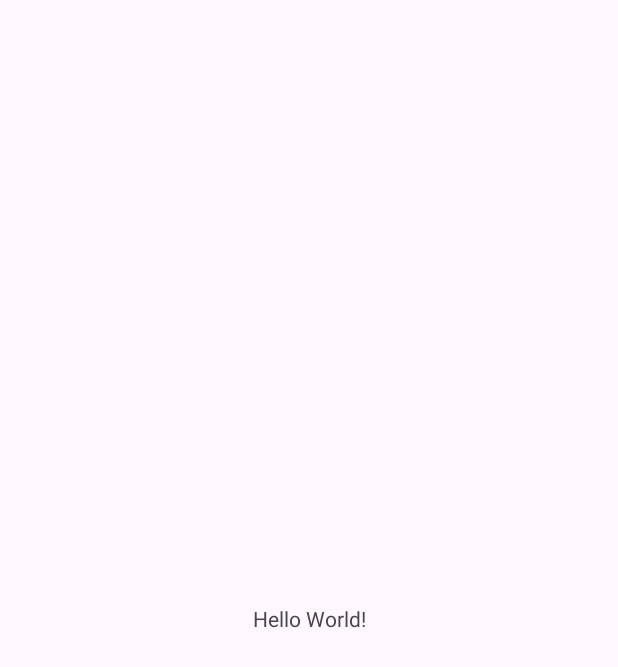
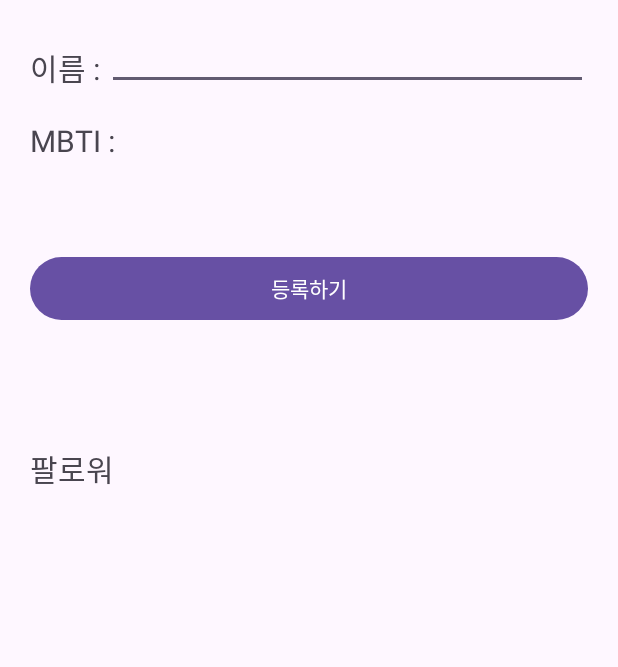
Before and after one commit to s9hn/WSS_assignment, an Android app: the screen it shows after launch (MainActivity before the commit, HomeActivity after it), on a phone screen of 412 x 824 dp. Before the commit the part shown is almost empty. Shown: the top 667 px of the screen. Run offline under Robolectric (Android 15) with nearby library versions, the phone set to English and light mode, and no system bars.

Commit message:
feat : init HomeActivity, MyInfoActivity

```diff
--- a/WssElixir/app/src/main/AndroidManifest.xml
+++ b/WssElixir/app/src/main/AndroidManifest.xml
@@ -15,7 +15,10 @@
         android:theme="@style/Theme.WssElixir"
         tools:targetApi="31">
         <activity
-            android:name=".MainActivity"
+            android:name=".MyInfoActivity"
+            android:exported="false" />
+        <activity
+            android:name=".HomeActivity"
             android:exported="true">
             <intent-filter>
                 <action android:name="android.intent.action.MAIN" />
--- /dev/null
+++ b/WssElixir/app/src/main/java/com/example/wsselixir/HomeActivity.kt
@@ -0,0 +1,11 @@
+package com.example.wsselixir
+
+import android.os.Bundle
+import androidx.appcompat.app.AppCompatActivity
+
+class HomeActivity : AppCompatActivity() {
+    override fun onCreate(savedInstanceState: Bundle?) {
+        super.onCreate(savedInstanceState)
+        setContentView(R.layout.activity_home)
+    }
+}
--- a/WssElixir/app/src/main/java/com/example/wsselixir/MainActivity.kt
+++ b/WssElixir/app/src/main/java/com/example/wsselixir/MyInfoActivity.kt
@@ -1,11 +1,11 @@
 package com.example.wsselixir
 
+import androidx.appcompat.app.AppCompatActivity
 import android.os.Bundle
-import androidx.appcompat.app.AppCompatActivity
 
-class MainActivity : AppCompatActivity() {
+class MyInfoActivity : AppCompatActivity() {
     override fun onCreate(savedInstanceState: Bundle?) {
         super.onCreate(savedInstanceState)
-        setContentView(R.layout.activity_main)
+        setContentView(R.layout.activity_my_info)
     }
 }
--- /dev/null
+++ b/WssElixir/app/src/main/res/layout/activity_home.xml
@@ -0,0 +1,69 @@
+<?xml version="1.0" encoding="utf-8"?>
+<androidx.constraintlayout.widget.ConstraintLayout xmlns:android="http://schemas.android.com/apk/res/android"
+    xmlns:app="http://schemas.android.com/apk/res-auto"
+    xmlns:tools="http://schemas.android.com/tools"
+    android:layout_width="match_parent"
+    android:layout_height="match_parent"
+    android:paddingHorizontal="20dp"
+    tools:context=".HomeActivity">
+
+    <TextView
+        android:id="@+id/tvHomeName"
+        android:layout_width="wrap_content"
+        android:layout_height="wrap_content"
+        android:layout_marginTop="30dp"
+        android:text="이름 : "
+        android:textSize="20sp"
+        app:layout_constraintStart_toStartOf="parent"
+        app:layout_constraintTop_toTopOf="parent" />
+
+    <EditText
+        android:id="@+id/etHomeName"
+        android:layout_width="0dp"
+        android:layout_height="0dp"
+        app:layout_constraintBottom_toBottomOf="@id/tvHomeName"
+        app:layout_constraintEnd_toEndOf="parent"
+        app:layout_constraintStart_toEndOf="@id/tvHomeName"
+        app:layout_constraintTop_toTopOf="@id/tvHomeName" />
+
+    <TextView
+        android:id="@+id/tvHomeMBTI"
+        android:layout_width="wrap_content"
+        android:layout_height="wrap_content"
+        android:layout_marginTop="20dp"
+        android:text="MBTI : "
+        android:textSize="20sp"
+        app:layout_constraintStart_toStartOf="parent"
+        app:layout_constraintTop_toBottomOf="@id/tvHomeName" />
+
+    <Button
+        android:id="@+id/btnHomePost"
+        android:layout_width="0dp"
+        android:layout_height="50dp"
+        android:layout_marginTop="60dp"
+        android:text="등록하기"
+        app:layout_constraintEnd_toEndOf="parent"
+        app:layout_constraintStart_toStartOf="parent"
+        app:layout_constraintTop_toBottomOf="@id/tvHomeMBTI" />
+
+
+    <TextView
+        android:id="@+id/tvHomeFollower"
+        android:layout_width="wrap_content"
+        android:layout_height="wrap_content"
+        android:layout_marginTop="80dp"
+        android:text="팔로워"
+        android:textSize="20sp"
+        app:layout_constraintStart_toStartOf="parent"
+        app:layout_constraintTop_toBottomOf="@id/btnHomePost" />
+
+    <androidx.recyclerview.widget.RecyclerView
+        android:id="@+id/rvHomeFollower"
+        android:layout_width="0dp"
+        android:layout_height="wrap_content"
+        android:orientation="horizontal"
+        app:layout_constraintEnd_toEndOf="parent"
+        app:layout_constraintStart_toStartOf="parent"
+        app:layout_constraintTop_toBottomOf="@id/tvHomeFollower" />
+
+</androidx.constraintlayout.widget.ConstraintLayout>
--- a/WssElixir/app/src/main/res/layout/activity_main.xml
+++ b/WssElixir/app/src/main/res/layout/activity_my_info.xml
@@ -4,15 +4,6 @@
     xmlns:tools="http://schemas.android.com/tools"
     android:layout_width="match_parent"
     android:layout_height="match_parent"
-    tools:context=".MainActivity">
-
-    <TextView
-        android:layout_width="wrap_content"
-        android:layout_height="wrap_content"
-        android:text="Hello World!"
-        app:layout_constraintBottom_toBottomOf="parent"
-        app:layout_constraintEnd_toEndOf="parent"
-        app:layout_constraintStart_toStartOf="parent"
-        app:layout_constraintTop_toTopOf="parent" />
+    tools:context=".MyInfoActivity">
 
 </androidx.constraintlayout.widget.ConstraintLayout>
```
